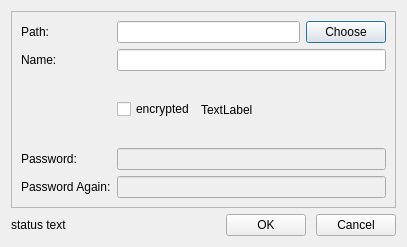
This is ui/create-repo-dialog.ui in haiwen/seafile-client as Qt 5 draws it before an edit. The edited form follows.
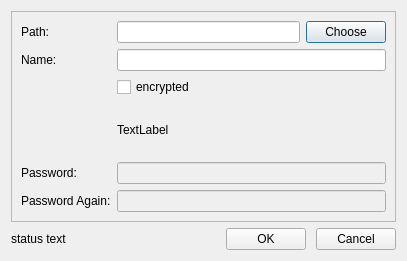
This is the edited form.

Commit message: Update tip in the CreateRepoDialog

```diff
--- a/ui/create-repo-dialog.ui
+++ b/ui/create-repo-dialog.ui
@@ -7,7 +7,7 @@
     <x>0</x>
     <y>0</y>
     <width>407</width>
-    <height>247</height>
+    <height>261</height>
    </rect>
   </property>
   <property name="windowTitle">
@@ -26,6 +26,60 @@
       <number>0</number>
      </property>
      <layout class="QGridLayout" name="gridLayout">
+      <item row="1" column="1">
+       <widget class="QLineEdit" name="mName">
+        <property name="sizePolicy">
+         <sizepolicy hsizetype="Expanding" vsizetype="Fixed">
+          <horstretch>0</horstretch>
+          <verstretch>0</verstretch>
+         </sizepolicy>
+        </property>
+       </widget>
+      </item>
+      <item row="4" column="1">
+       <widget class="QLineEdit" name="mPassword">
+        <property name="enabled">
+         <bool>false</bool>
+        </property>
+        <property name="autoFillBackground">
+         <bool>false</bool>
+        </property>
+        <property name="echoMode">
+         <enum>QLineEdit::Password</enum>
+        </property>
+       </widget>
+      </item>
+      <item row="4" column="0">
+       <widget class="QLabel" name="mPasswordLabel">
+        <property name="text">
+         <string>Password:</string>
+        </property>
+       </widget>
+      </item>
+      <item row="5" column="0">
+       <widget class="QLabel" name="mPasswordAgainLabel">
+        <property name="text">
+         <string>Password Again:</string>
+        </property>
+       </widget>
+      </item>
+      <item row="0" column="0">
+       <widget class="QLabel" name="label_4">
+        <property name="text">
+         <string>Path:</string>
+        </property>
+       </widget>
+      </item>
+      <item row="5" column="1">
+       <widget class="QLineEdit" name="mPasswordAgain">
+        <property name="enabled">
+         <bool>false</bool>
+        </property>
+        <property name="echoMode">
+         <enum>QLineEdit::Password</enum>
+        </property>
+       </widget>
+      </item>
       <item row="2" column="1">
        <layout class="QHBoxLayout" name="horizontalLayout_8">
         <item>
@@ -41,19 +95,6 @@
           </property>
          </widget>
         </item>
-        <item>
-         <widget class="QLabel" name="mTipLabel">
-          <property name="sizePolicy">
-           <sizepolicy hsizetype="Fixed" vsizetype="Preferred">
-            <horstretch>0</horstretch>
-            <verstretch>0</verstretch>
-           </sizepolicy>
-          </property>
-          <property name="text">
-           <string>TextLabel</string>
-          </property>
-         </widget>
-        </item>
         <item>
          <spacer name="horizontalSpacer_2">
           <property name="orientation">
@@ -69,13 +110,6 @@
         </item>
        </layout>
       </item>
-      <item row="4" column="0">
-       <widget class="QLabel" name="mPasswordAgainLabel">
-        <property name="text">
-         <string>Password Again:</string>
-        </property>
-       </widget>
-      </item>
       <item row="0" column="1">
        <layout class="QHBoxLayout" name="horizontalLayout_2">
         <item>
@@ -97,50 +131,13 @@
         </property>
        </widget>
       </item>
-      <item row="3" column="0">
-       <widget class="QLabel" name="mPasswordLabel">
-        <property name="text">
-         <string>Password:</string>
-        </property>
-       </widget>
-      </item>
-      <item row="1" column="1">
-       <widget class="QLineEdit" name="mName">
-        <property name="sizePolicy">
-         <sizepolicy hsizetype="Expanding" vsizetype="Fixed">
-          <horstretch>0</horstretch>
-          <verstretch>0</verstretch>
-         </sizepolicy>
-        </property>
-       </widget>
-      </item>
       <item row="3" column="1">
-       <widget class="QLineEdit" name="mPassword">
-        <property name="enabled">
-         <bool>false</bool>
-        </property>
-        <property name="autoFillBackground">
-         <bool>false</bool>
-        </property>
-        <property name="echoMode">
-         <enum>QLineEdit::Password</enum>
-        </property>
-       </widget>
-      </item>
-      <item row="0" column="0">
-       <widget class="QLabel" name="label_4">
+       <widget class="QLabel" name="mTipLabel">
         <property name="text">
-         <string>Path:</string>
+         <string>TextLabel</string>
         </property>
-       </widget>
-      </item>
-      <item row="4" column="1">
-       <widget class="QLineEdit" name="mPasswordAgain">
-        <property name="enabled">
-         <bool>false</bool>
-        </property>
-        <property name="echoMode">
-         <enum>QLineEdit::Password</enum>
+        <property name="wordWrap">
+         <bool>true</bool>
         </property>
        </widget>
       </item>
```
The commit also changes 1 other file.
